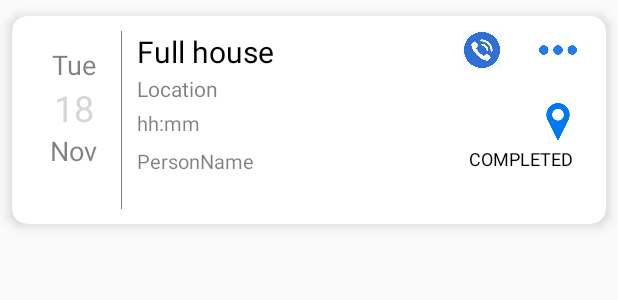
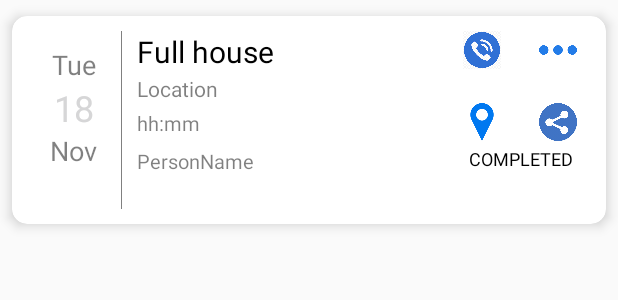
Before and after one commit to Shakthi1109/ShakJoRDVapp, an Android app: the layout item_task.xml on its own in the app's theme, with its tools: preview values and no code run, on a phone screen of 412 x 824 dp. Shown: the top 300 px of the screen. Run offline under Robolectric (Android 15) with nearby library versions, the phone set to English and light mode, and no system bars.

Commit message:
share done

```diff
--- a/app/src/main/res/layout/item_task.xml
+++ b/app/src/main/res/layout/item_task.xml
@@ -145,6 +145,20 @@
                     android:background="@drawable/map2"
                     android:layout_gravity="left" />
 
+                <ImageView
+                    android:layout_width="25dp"
+                    android:layout_height="25dp"
+                    android:id="@+id/white1"
+                    android:background="@drawable/white"/>
+
+
+                <ImageView
+                    android:layout_width="25dp"
+                    android:layout_height="25dp"
+                    android:id="@+id/shareImg"
+                    android:background="@drawable/share3"/>
+
+
             </LinearLayout>
 
             <LinearLayout
```
Also changed, not shown: app/src/main/java/com/ouapproj/ShakJoRDVapp/adapter/TaskAdapter.java (+27 -1 lines), app/src/main/res/drawable/share.png (added), app/src/main/res/drawable/share1.png (added), app/src/main/res/drawable/share3.png (added), 158 other files.
